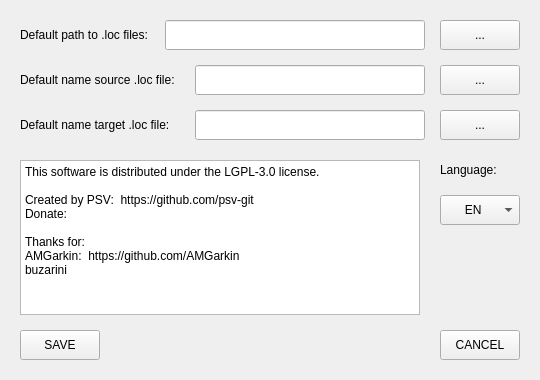
Old version of the form src/Forms/SettingsWindow.ui in the repository psv-git/BDOLang.
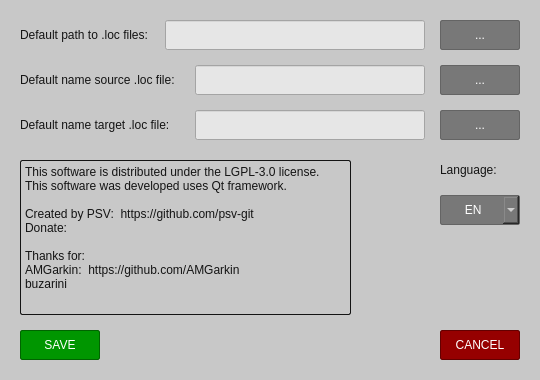
New version of the form. Custom widgets are drawn as their Qt base class.

Diff of the .ui file:
```diff
--- a/src/Forms/SettingsWindow.ui
+++ b/src/Forms/SettingsWindow.ui
@@ -25,6 +25,12 @@
   <property name="windowTitle">
    <string>Settings</string>
   </property>
+  <property name="styleSheet">
+   <string notr="true">QWidget {
+	background-color: rgb(200, 200, 200);
+}
+</string>
+  </property>
   <widget class="QLabel" name="dataPathLabel">
    <property name="geometry">
     <rect>
@@ -35,7 +41,11 @@
     </rect>
    </property>
    <property name="styleSheet">
-    <string notr="true">font: 10pt &quot;Arial&quot;;</string>
+    <string notr="true">QLabel {
+	font: 10pt &quot;Arial&quot;;
+	color: rgb(20, 20, 20);
+}
+</string>
    </property>
    <property name="text">
     <string>Default path to .loc files:</string>
@@ -60,7 +70,12 @@
     </font>
    </property>
    <property name="styleSheet">
-    <string notr="true">font: 10pt &quot;Liberation Mono&quot;;</string>
+    <string notr="true">QLineEdit {
+	font: 10pt &quot;Liberation Mono&quot;;
+	color: rgb(20, 20, 20);
+	background-color: rgb(230, 230, 230);
+}
+</string>
    </property>
    <property name="readOnly">
     <bool>true</bool>
@@ -76,7 +91,20 @@
     </rect>
    </property>
    <property name="styleSheet">
-    <string notr="true">font: 87 10pt &quot;Arial Black&quot;;</string>
+    <string notr="true">QPushButton {
+	font: 87 10pt &quot;Arial Black&quot;;
+	color: rgb(255, 255, 255);
+
+	background-color: rgb(120, 120, 120);
+
+	border: 1px solid  rgb(100, 100, 100);
+	border-radius: 2px;
+}
+
+QPushButton::hover {
+	background-color: rgb(150, 150, 150);
+}
+</string>
    </property>
    <property name="text">
     <string>...</string>
@@ -92,7 +120,11 @@
     </rect>
    </property>
    <property name="styleSheet">
-    <string notr="true">font: 10pt &quot;Arial&quot;;</string>
+    <string notr="true">QLabel {
+	font: 10pt &quot;Arial&quot;;
+	color: rgb(20, 20, 20);
+}
+</string>
    </property>
    <property name="text">
     <string>Language:</string>
@@ -111,7 +143,20 @@
     <bool>false</bool>
    </property>
    <property name="styleSheet">
-    <string notr="true">font: 87 10pt &quot;Arial Black&quot;;</string>
+    <string notr="true">QComboBox {
+	font: 87 10pt &quot;Arial Black&quot;;
+	color: rgb(255, 255, 255);
+
+	background-color: rgb(120, 120, 120);
+
+	border: 1px solid  rgb(100, 100, 100);
+	border-radius: 2px;
+}
+
+QComboBox::hover {
+	background-color: rgb(150, 150, 150);
+}
+</string>
    </property>
    <property name="currentText">
     <string>      EN</string>
@@ -135,15 +180,21 @@
     <rect>
      <x>20</x>
      <y>160</y>
-     <width>400</width>
+     <width>331</width>
      <height>155</height>
     </rect>
    </property>
    <property name="styleSheet">
-    <string notr="true">font: 10pt &quot;Arial&quot;;</string>
+    <string notr="true">QPlainTextEdit {
+	font: 10pt &quot;Arial&quot;;
+	color: rgb(20, 20, 20);
+	border: 1px solid  rgb(20, 20, 20);
+	border-radius: 2px;
+}
+</string>
    </property>
    <property name="verticalScrollBarPolicy">
-    <enum>Qt::ScrollBarAsNeeded</enum>
+    <enum>Qt::ScrollBarAlwaysOff</enum>
    </property>
    <property name="horizontalScrollBarPolicy">
     <enum>Qt::ScrollBarAlwaysOff</enum>
@@ -153,6 +204,7 @@
    </property>
    <property name="plainText">
     <string>This software is distributed under the LGPL-3.0 license.
+This software was developed uses Qt framework.
 
 Created by PSV:  https://github.com/psv-git
 Donate: 
@@ -175,7 +227,20 @@
     </rect>
    </property>
    <property name="styleSheet">
-    <string notr="true">font: 87 10pt &quot;Arial Black&quot;;</string>
+    <string notr="true">QPushButton {
+	font: 87 10pt &quot;Arial Black&quot;;
+	color: rgb(255, 255, 255);
+
+	background-color: rgb(0, 150, 0);
+
+	border: 1px solid  rgb(0, 100, 0);
+	border-radius: 2px;
+}
+
+QPushButton::hover {
+	background-color: rgb(0, 180, 0);
+}
+</string>
    </property>
    <property name="text">
     <string>SAVE</string>
@@ -191,7 +256,20 @@
     </rect>
    </property>
    <property name="styleSheet">
-    <string notr="true">font: 87 10pt &quot;Arial Black&quot;;</string>
+    <string notr="true">QPushButton {
+	font: 87 10pt &quot;Arial Black&quot;;
+	color: rgb(255, 255, 255);
+
+	background-color: rgb(150, 0, 0);
+
+	border: 1px solid  rgb(100, 0, 0);
+	border-radius: 2px;
+}
+
+QPushButton::hover {
+	background-color: rgb(180, 0, 0);
+}
+</string>
    </property>
    <property name="text">
     <string>CANCEL</string>
@@ -207,7 +285,11 @@
     </rect>
    </property>
    <property name="styleSheet">
-    <string notr="true">font: 10pt &quot;Arial&quot;;</string>
+    <string notr="true">QLabel {
+	font: 10pt &quot;Arial&quot;;
+	color: rgb(20, 20, 20);
+}
+</string>
    </property>
    <property name="text">
     <string>Default name source .loc file:</string>
@@ -232,7 +314,12 @@
     </font>
    </property>
    <property name="styleSheet">
-    <string notr="true">font: 10pt &quot;Liberation Mono&quot;;</string>
+    <string notr="true">QLineEdit {
+	font: 10pt &quot;Liberation Mono&quot;;
+	color: rgb(20, 20, 20);
+	background-color: rgb(230, 230, 230);
+}
+</string>
    </property>
    <property name="readOnly">
     <bool>true</bool>
@@ -248,7 +335,20 @@
     </rect>
    </property>
    <property name="styleSheet">
-    <string notr="true">font: 87 10pt &quot;Arial Black&quot;;</string>
+    <string notr="true">QPushButton {
+	font: 87 10pt &quot;Arial Black&quot;;
+	color: rgb(255, 255, 255);
+
+	background-color: rgb(120, 120, 120);
+
+	border: 1px solid  rgb(100, 100, 100);
+	border-radius: 2px;
+}
+
+QPushButton::hover {
+	background-color: rgb(150, 150, 150);
+}
+</string>
    </property>
    <property name="text">
     <string>...</string>
@@ -264,7 +364,20 @@
     </rect>
    </property>
    <property name="styleSheet">
-    <string notr="true">font: 87 10pt &quot;Arial Black&quot;;</string>
+    <string notr="true">QPushButton {
+	font: 87 10pt &quot;Arial Black&quot;;
+	color: rgb(255, 255, 255);
+
+	background-color: rgb(120, 120, 120);
+
+	border: 1px solid  rgb(100, 100, 100);
+	border-radius: 2px;
+}
+
+QPushButton::hover {
+	background-color: rgb(150, 150, 150);
+}
+</string>
    </property>
    <property name="text">
     <string>...</string>
@@ -280,7 +393,11 @@
     </rect>
    </property>
    <property name="styleSheet">
-    <string notr="true">font: 10pt &quot;Arial&quot;;</string>
+    <string notr="true">QLabel {
+	font: 10pt &quot;Arial&quot;;
+	color: rgb(20, 20, 20);
+}
+</string>
    </property>
    <property name="text">
     <string>Default name target .loc file:</string>
@@ -305,7 +422,12 @@
     </font>
    </property>
    <property name="styleSheet">
-    <string notr="true">font: 10pt &quot;Liberation Mono&quot;;</string>
+    <string notr="true">QLineEdit {
+	font: 10pt &quot;Liberation Mono&quot;;
+	color: rgb(20, 20, 20);
+	background-color: rgb(230, 230, 230);
+}
+</string>
    </property>
    <property name="readOnly">
     <bool>true</bool>
```
Left out of the diff: 3 changed lines with no effect on the pictures.
